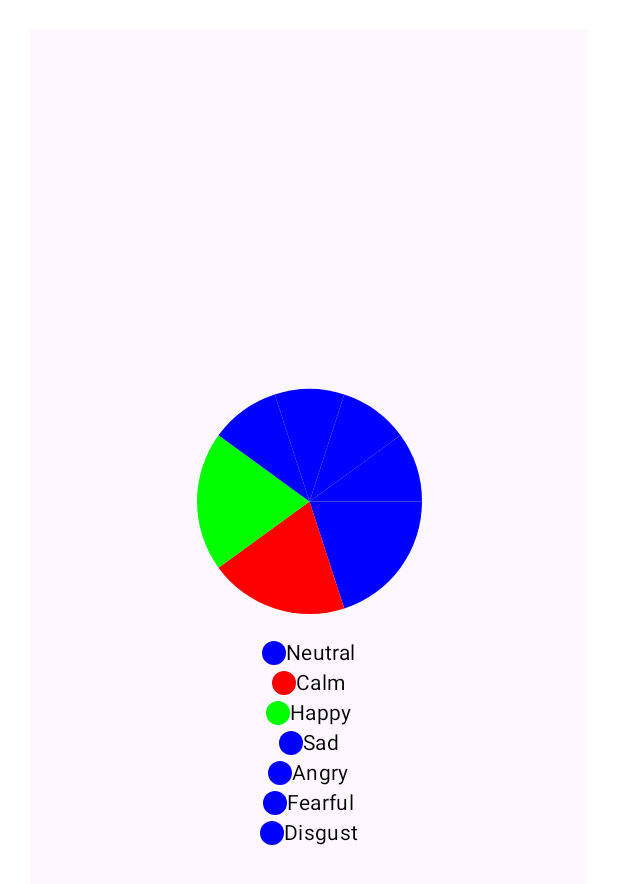
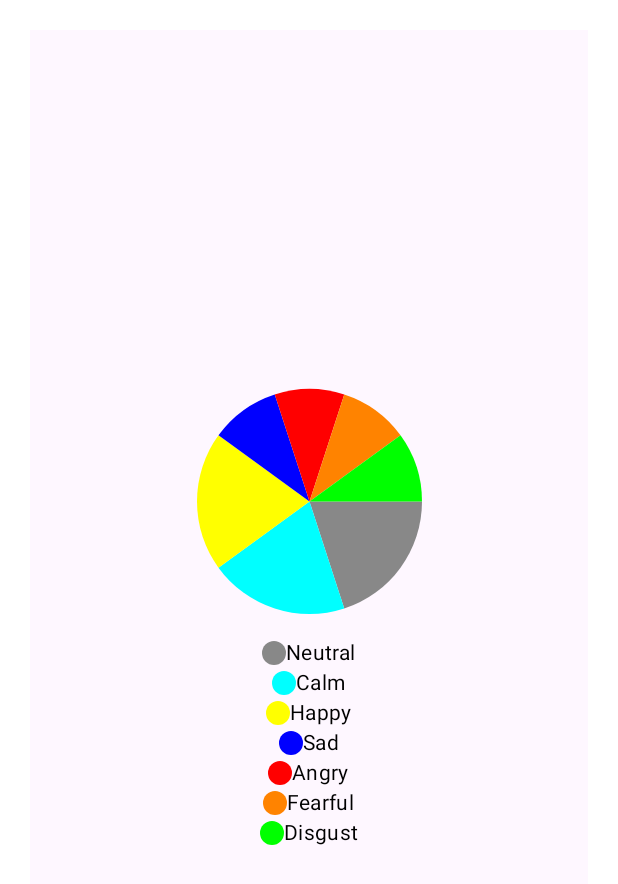
Before and after one commit to capstone-projects-2024-fall/aldwairi-projects-emotionecho, an Android app built with Jetpack Compose: the @Preview function PieChartWithLegendExample, on a phone screen of 412 x 824 dp. Shown: the top 884 px of the screen. Run offline under Robolectric (Android 15) with nearby library versions, the phone set to English and light mode, and no system bars.

Commit message:
update color scheme for each emotion

```diff
--- a/app/src/main/java/com/temple/aldwairi_projects_emotionecho/ui/navigation/screen/ResultDisplayScreen.kt
+++ b/app/src/main/java/com/temple/aldwairi_projects_emotionecho/ui/navigation/screen/ResultDisplayScreen.kt
@@ -94,13 +94,13 @@ fun LegendItem(color: Color, text: String) {
 @Composable
 fun PieChartWithLegendExample() {
     val data = listOf(
-        PieChartData(20f, Color.Blue,"Neutral"),
-        PieChartData(20f, Color.Red,"Calm"),
-        PieChartData(20f, Color.Green, "Happy"),
+        PieChartData(20f, Color.Gray,"Neutral"),
+        PieChartData(20f, Color.Cyan,"Calm"),
+        PieChartData(20f, Color.Yellow, "Happy"),
         PieChartData(10f, Color.Blue,"Sad"),
-        PieChartData(10f, Color.Blue,"Angry"),
-        PieChartData(10f, Color.Blue,"Fearful"),
-        PieChartData(10f, Color.Blue,"Disgust")
+        PieChartData(10f, Color.Red,"Angry"),
+        PieChartData(10f, Color(255, 131, 0),"Fearful"),
+        PieChartData(10f, Color.Green,"Disgust")
     )
     PieChartWithLegend(data = data)
 }
```
